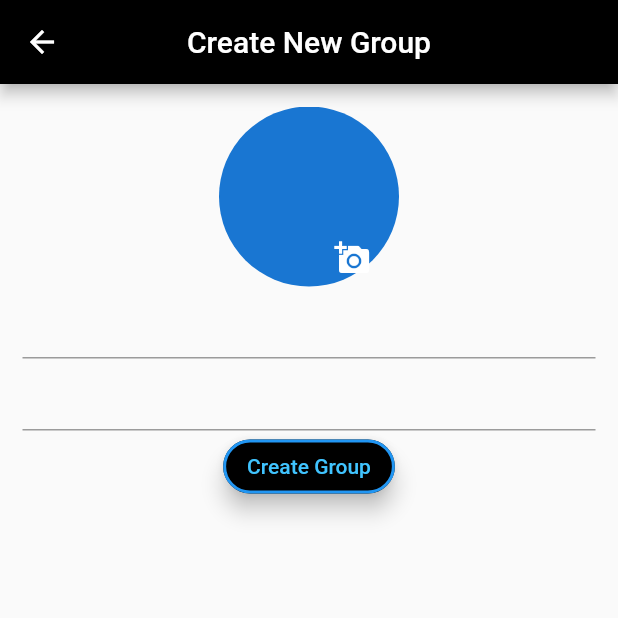
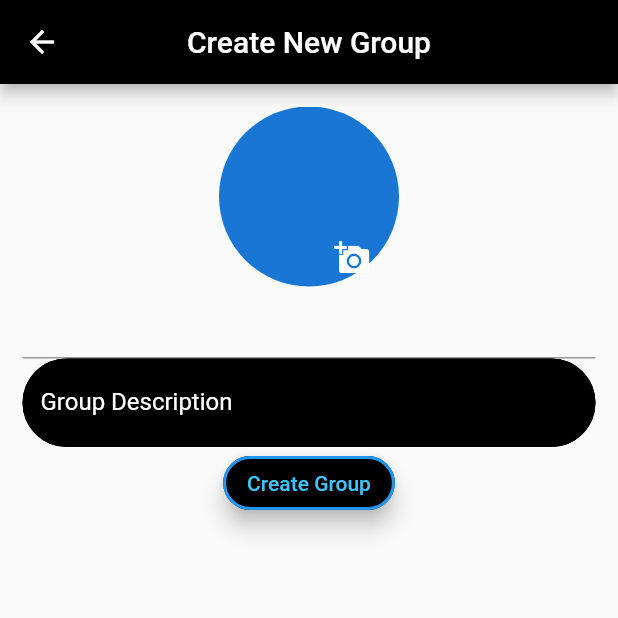
Before and after one commit to danieltefera08/porter, a Flutter app: the Creation screen opened directly, on a phone screen of 412 x 824 dp, the top half of it. Run offline on Flutter 3.47's test engine with Material 2 defaults, Android fonts, the phone set to English and light mode, and no system bars; our stand-ins replace cloud_firestore, firebase_auth, firebase_core, firebase_dynamic_links, firebase_storage, flutter_spinkit and 5 more; accounts and stored records are empty.

Commit message:
update Create_groupPage.dart

```diff
--- a/lib/Screens/Home/Mobilepages/Create_groupPage.dart
+++ b/lib/Screens/Home/Mobilepages/Create_groupPage.dart
@@ -124,6 +124,28 @@ class _CreationState extends State<Creation> {
                       TextFormField(
                   controller: Group_desc,
                    validator: (val)=>val!.isEmpty ? "Enter Your Group's description" : null,
+                   decoration: InputDecoration(
+                            label: const Text("Group Description"),
+                            labelStyle: const TextStyle(
+                              color: Colors.white,
+                            ),
+                            hintText: "Enter Gender",
+                            filled: true,
+                            fillColor: Colors.black,
+                            focusedBorder: OutlineInputBorder(
+                              borderSide: const BorderSide(
+                                  color: Colors.redAccent
+                              ),
+                              borderRadius: BorderRadius.circular(100.0),
+                            ),
+                            enabledBorder: OutlineInputBorder(
+                              borderRadius: BorderRadius.circular(100.0),
+
+                            ),
+                          ),
+                          style: const TextStyle(
+                            color: Colors.white,
+                          ),
 
                 ),
                 Center(
```
